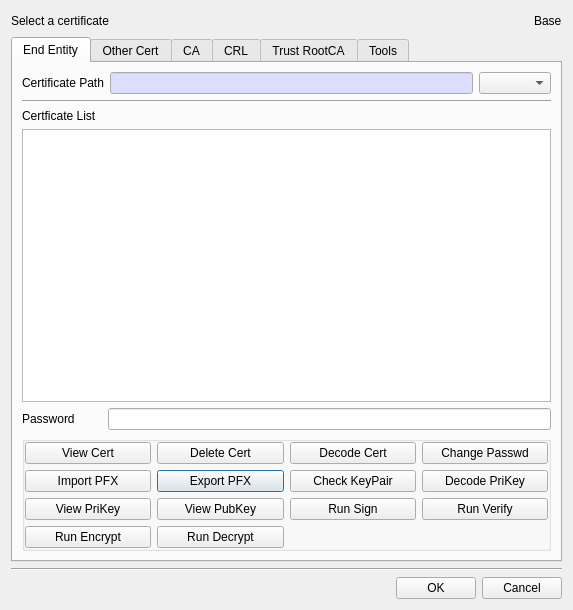
Qt form BerEditor/cert_man_dlg.ui (jykim74/BerEditor) before a commit.
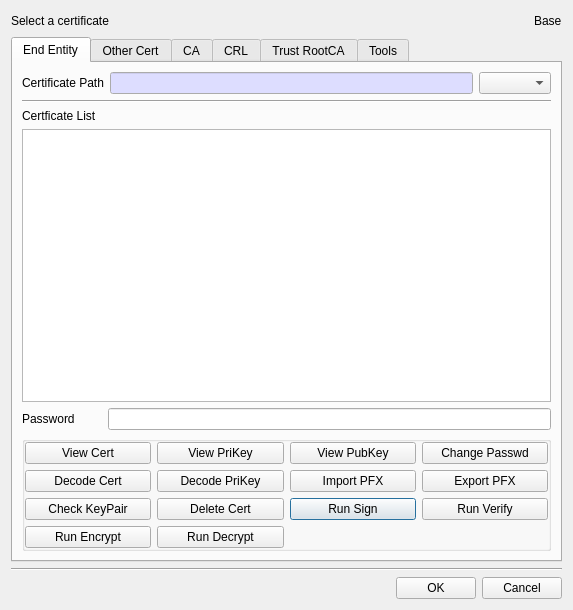
The same form after that commit. The open tabs and pages were chosen to show the change.

Diff of the .ui file:
```diff
--- a/BerEditor/cert_man_dlg.ui
+++ b/BerEditor/cert_man_dlg.ui
@@ -201,55 +201,6 @@
           </property>
           <item>
            <layout class="QGridLayout" name="gridLayout_4">
-            <item row="1" column="1">
-             <widget class="QPushButton" name="mExportBtn">
-              <property name="text">
-               <string>Export PFX</string>
-              </property>
-             </widget>
-            </item>
-            <item row="1" column="3">
-             <widget class="QPushButton" name="mDecodePriKeyBtn">
-              <property name="text">
-               <string>Decode PriKey</string>
-              </property>
-             </widget>
-            </item>
-            <item row="0" column="3">
-             <widget class="QPushButton" name="mChangePasswdBtn">
-              <property name="text">
-               <string>Change Passwd</string>
-              </property>
-             </widget>
-            </item>
-            <item row="0" column="1">
-             <widget class="QPushButton" name="mDelCertBtn">
-              <property name="text">
-               <string>Delete Cert</string>
-              </property>
-             </widget>
-            </item>
-            <item row="1" column="0">
-             <widget class="QPushButton" name="mImportBtn">
-              <property name="text">
-               <string>Import PFX</string>
-              </property>
-             </widget>
-            </item>
-            <item row="1" column="2">
-             <widget class="QPushButton" name="mCheckKeyPairBtn">
-              <property name="text">
-               <string>Check KeyPair</string>
-              </property>
-             </widget>
-            </item>
-            <item row="2" column="0">
-             <widget class="QPushButton" name="mViewPriKeyBtn">
-              <property name="text">
-               <string>View PriKey</string>
-              </property>
-             </widget>
-            </item>
             <item row="2" column="2">
              <widget class="QPushButton" name="mRunSignBtn">
               <property name="text">
@@ -271,20 +222,6 @@
               </property>
              </widget>
             </item>
-            <item row="2" column="1">
-             <widget class="QPushButton" name="mViewPubKeyBtn">
-              <property name="text">
-               <string>View PubKey</string>
-              </property>
-             </widget>
-            </item>
-            <item row="0" column="2">
-             <widget class="QPushButton" name="mDecodeCertBtn">
-              <property name="text">
-               <string>Decode Cert</string>
-              </property>
-             </widget>
-            </item>
             <item row="3" column="0">
              <widget class="QPushButton" name="mRunPubEncBtn">
               <property name="text">
@@ -299,6 +236,69 @@
               </property>
              </widget>
             </item>
+            <item row="0" column="1">
+             <widget class="QPushButton" name="mViewPriKeyBtn">
+              <property name="text">
+               <string>View PriKey</string>
+              </property>
+             </widget>
+            </item>
+            <item row="0" column="2">
+             <widget class="QPushButton" name="mViewPubKeyBtn">
+              <property name="text">
+               <string>View PubKey</string>
+              </property>
+             </widget>
+            </item>
+            <item row="1" column="0">
+             <widget class="QPushButton" name="mDecodeCertBtn">
+              <property name="text">
+               <string>Decode Cert</string>
+              </property>
+             </widget>
+            </item>
+            <item row="1" column="1">
+             <widget class="QPushButton" name="mDecodePriKeyBtn">
+              <property name="text">
+               <string>Decode PriKey</string>
+              </property>
+             </widget>
+            </item>
+            <item row="2" column="0">
+             <widget class="QPushButton" name="mCheckKeyPairBtn">
+              <property name="text">
+               <string>Check KeyPair</string>
+              </property>
+             </widget>
+            </item>
+            <item row="0" column="3">
+             <widget class="QPushButton" name="mChangePasswdBtn">
+              <property name="text">
+               <string>Change Passwd</string>
+              </property>
+             </widget>
+            </item>
+            <item row="1" column="2">
+             <widget class="QPushButton" name="mImportBtn">
+              <property name="text">
+               <string>Import PFX</string>
+              </property>
+             </widget>
+            </item>
+            <item row="1" column="3">
+             <widget class="QPushButton" name="mExportBtn">
+              <property name="text">
+               <string>Export PFX</string>
+              </property>
+             </widget>
+            </item>
+            <item row="2" column="1">
+             <widget class="QPushButton" name="mDelCertBtn">
+              <property name="text">
+               <string>Delete Cert</string>
+              </property>
+             </widget>
+            </item>
            </layout>
           </item>
          </layout>
```
Left out of the diff: 181 changed lines with no effect on the pictures.
